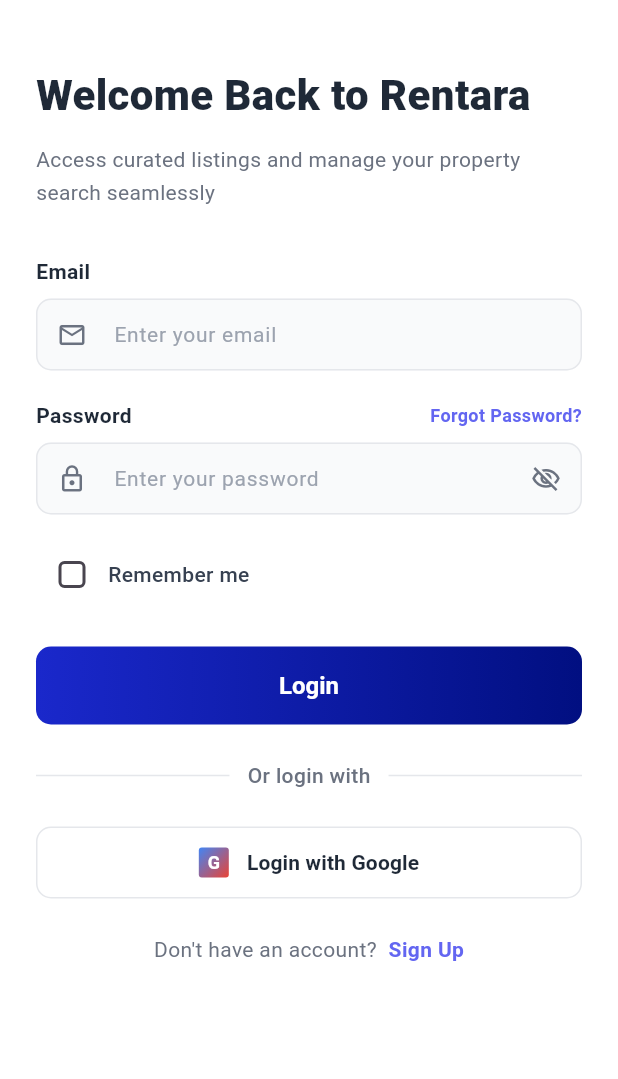
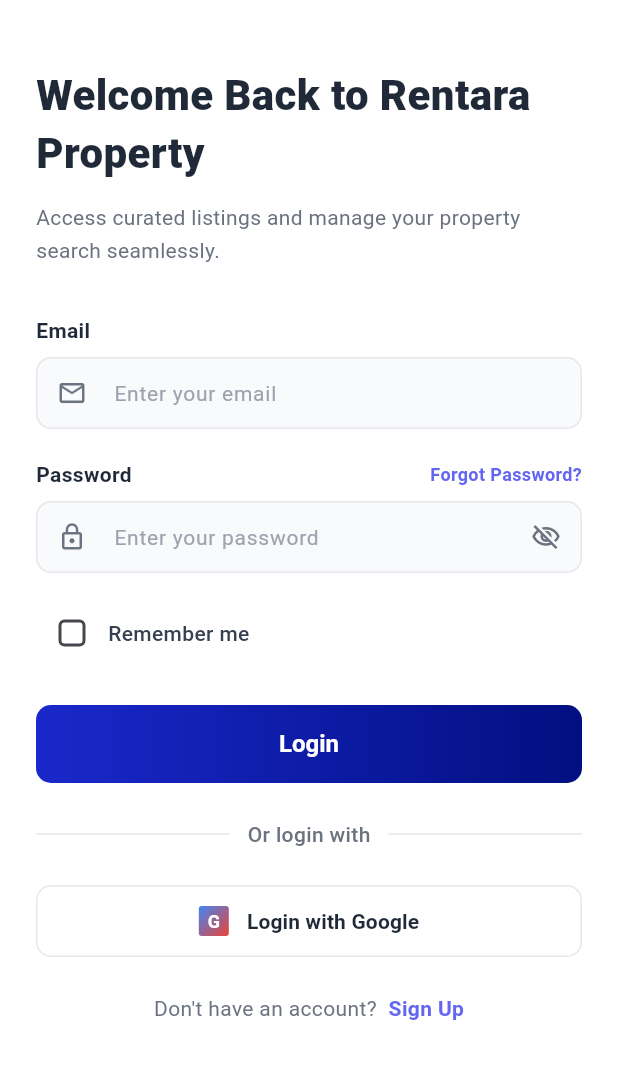
Before and after one commit to FikrTechnology/find_apartment_flutter, a Flutter app: the screen it shows after launch, on a phone screen of 412 x 824 dp, the part 66-1145 px from its top. Run offline on Flutter 3.47's test engine with Material 3 defaults, Android fonts, the phone set to English and light mode, and no system bars; our stand-ins replace carousel_slider, dio, flutter_bloc, flutter_secure_storage, go_router, logger.

```diff
--- a/lib/core/constants/app_strings.dart
+++ b/lib/core/constants/app_strings.dart
@@ -8,8 +8,8 @@
   static const String getStarted = 'Get Started';
 
   // ==================== Auth - Login ====================
-  static const String loginTitle = 'Welcome Back to Rentara';
-  static const String loginSubtitle = 'Access curated listings and manage your property search seamlessly';
+  static const String loginTitle = 'Welcome Back to Rentara Property';
+  static const String loginSubtitle = 'Access curated listings and manage your property search seamlessly.';
   static const String email = 'Email';
   static const String emailHint = 'Enter your email';
   static const String password = 'Password';
```
Also changed, not shown: lib/core/services/remember_me_service.dart (+13 -0 lines), lib/core/services/session_service.dart (+43 -1 lines).
